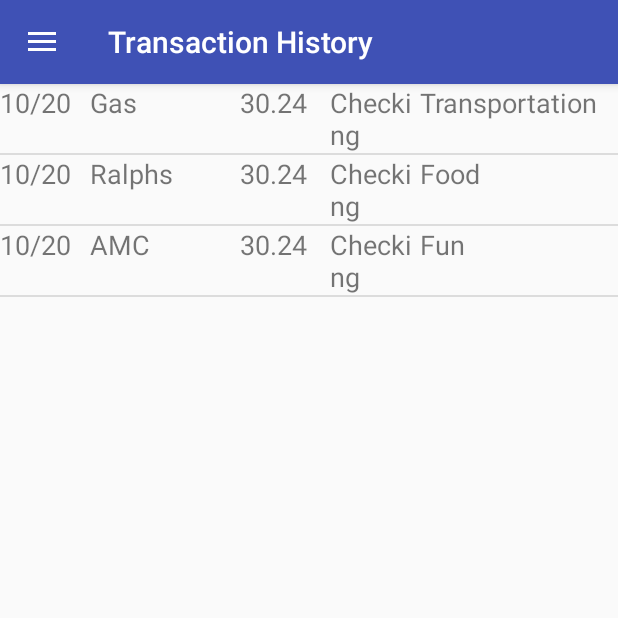
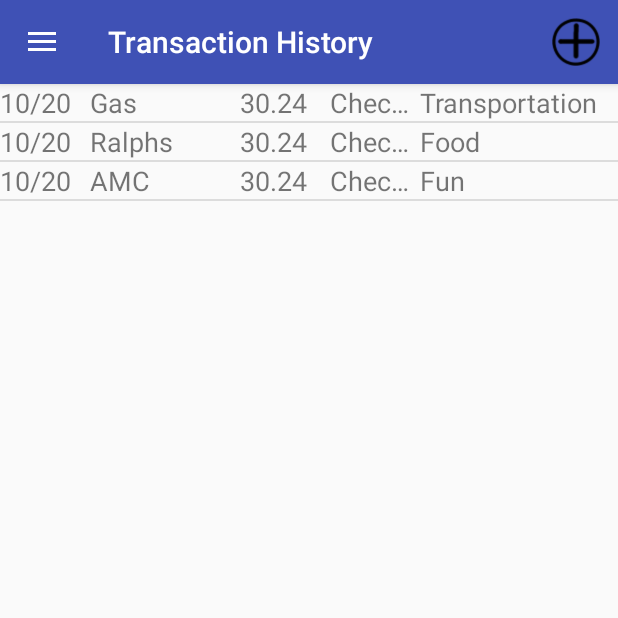
Before and after one commit to Seantonomous/UniversalFinanceManager, an Android app: the Main_Activity screen opened directly, with no data from a screen before it, after a tap on "Transaction History", on a phone screen of 412 x 824 dp, the top half of it. Run offline under Robolectric (Android 15) with nearby library versions, the phone set to English and light mode, and no system bars; 3 other taps on this screen came first.

Commit message:
More source headers, added 'Add Transaction' icon to main action bar

```diff
--- a/app/src/main/java/ufm/universalfinancemanager/Main_Activity.java
+++ b/app/src/main/java/ufm/universalfinancemanager/Main_Activity.java
@@ -17,6 +17,7 @@ import android.support.v7.app.ActionBarDrawerToggle;
 import android.support.v7.app.AppCompatActivity;
 import android.os.Bundle;
 import android.view.Menu;
+import android.view.MenuInflater;
 import android.view.MenuItem;
 import android.view.View;
 import android.widget.AdapterView;
@@ -146,6 +147,13 @@ public class Main_Activity extends AppCompatActivity {
     }
 
     @Override
+    public boolean onCreateOptionsMenu(Menu menu) {
+        MenuInflater inflater = getMenuInflater();
+        inflater.inflate(R.menu.action_bar, menu);
+        return true;
+    }
+
+    @Override
     public boolean onPrepareOptionsMenu(Menu menu) {
         return super.onPrepareOptionsMenu(menu);
     }
--- a/app/src/main/res/layout/transaction_list_item.xml
+++ b/app/src/main/res/layout/transaction_list_item.xml
@@ -19,7 +19,9 @@ Contributing Team Members:-->
     <TextView android:id="@+id/trans_name"
         android:layout_height="wrap_content"
         android:layout_width="100dp"
-        android:textSize="18sp">
+        android:textSize="18sp"
+        android:maxLines="1"
+        android:ellipsize="end">
     </TextView>
 
     <TextView android:id="@+id/trans_amount"
@@ -31,13 +33,17 @@ Contributing Team Members:-->
     <TextView android:id="@+id/trans_account"
         android:layout_height="wrap_content"
         android:layout_width="60dp"
-        android:textSize="18sp">
+        android:textSize="18sp"
+        android:maxLines="1"
+        android:ellipsize="end">
     </TextView>
 
     <TextView android:id="@+id/trans_category"
         android:layout_height="wrap_content"
         android:layout_width="match_parent"
-        android:textSize="18sp">
+        android:textSize="18sp"
+        android:maxLines="1"
+        android:ellipsize="end">
     </TextView>
 
 </LinearLayout>
--- a/app/src/main/res/layout/transaction_list_layout.xml
+++ b/app/src/main/res/layout/transaction_list_layout.xml
@@ -1,3 +1,10 @@
+<!-- Author: Sean Hansen ID:108841276
+Date Started: 10/14/17
+Date Completed:
+Peer Review:
+    Date:
+    Team Members:
+Contributing Team Members:-->
 <ListView xmlns:android="http://schemas.android.com/apk/res/android"
     android:id="@+id/transaction_list"
     android:layout_width="match_parent"
--- /dev/null
+++ b/app/src/main/res/menu/action_bar.xml
@@ -0,0 +1,9 @@
+<?xml version="1.0" encoding="utf-8"?>
+<menu xmlns:android="http://schemas.android.com/apk/res/android"
+    xmlns:app="http://schemas.android.com/apk/res-auto">
+    <item android:id="@+id/action_add_transaction"
+        android:icon="@drawable/add_transaction_menu_button"
+        android:title="Add Transaction"
+        app:showAsAction="ifRoom">
+    </item>
+</menu>
```
Also changed, not shown: app/src/main/java/ufm/universalfinancemanager/TransactionAdapter.java (+9 -0 lines), app/src/main/res/drawable/add_transaction_menu_button.png (added).
